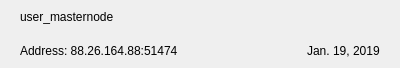
Above: src/qt/vitae/forms/mnrow.ui from VitaeTeam/Vitae before the change. Below: the same form after it.
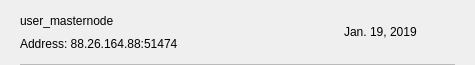
That is the form after the change. Icons and pictures are not drawn.

The edit to the form file:
```diff
--- a/src/qt/vitae/forms/mnrow.ui
+++ b/src/qt/vitae/forms/mnrow.ui
@@ -6,25 +6,73 @@
    <rect>
     <x>0</x>
     <y>0</y>
-    <width>400</width>
-    <height>68</height>
+    <width>475</width>
+    <height>65</height>
    </rect>
   </property>
   <property name="windowTitle">
    <string>Form</string>
   </property>
+  <property name="styleSheet">
+   <string notr="true"/>
+  </property>
+  <layout class="QVBoxLayout" name="verticalLayout_2">
+   <property name="spacing">
+    <number>0</number>
+   </property>
+   <property name="leftMargin">
+    <number>20</number>
+   </property>
+   <property name="topMargin">
+    <number>0</number>
+   </property>
+   <property name="rightMargin">
+    <number>20</number>
+   </property>
+   <property name="bottomMargin">
+    <number>0</number>
+   </property>
+   <item>
+    <widget class="QFrame" name="frame_2">
+     <property name="styleSheet">
+      <string notr="true">border:none;</string>
+     </property>
+     <property name="frameShape">
+      <enum>QFrame::StyledPanel</enum>
+     </property>
+     <property name="frameShadow">
+      <enum>QFrame::Raised</enum>
+     </property>
+     <layout class="QHBoxLayout" name="horizontalLayout">
+      <property name="leftMargin">
+       <number>0</number>
+      </property>
+      <property name="rightMargin">
+       <number>0</number>
+      </property>
+      <item>
+       <widget class="QFrame" name="frame">
+        <property name="styleSheet">
+         <string notr="true">border:none;padding:0px;</string>
+        </property>
+        <property name="frameShape">
+         <enum>QFrame::StyledPanel</enum>
+        </property>
+        <property name="frameShadow">
+         <enum>QFrame::Raised</enum>
+        </property>
   <layout class="QVBoxLayout" name="verticalLayout">
    <property name="spacing">
     <number>0</number>
    </property>
    <property name="leftMargin">
-    <number>20</number>
+          <number>0</number>
    </property>
    <property name="topMargin">
     <number>0</number>
    </property>
    <property name="rightMargin">
-    <number>20</number>
+          <number>0</number>
    </property>
    <property name="bottomMargin">
     <number>0</number>
@@ -37,14 +85,15 @@
     </widget>
    </item>
    <item>
-    <layout class="QHBoxLayout" name="horizontalLayout">
-     <item>
       <widget class="QLabel" name="labelAddress">
        <property name="text">
         <string>Address: 88.26.164.88:51474</string>
        </property>
       </widget>
      </item>
+        </layout>
+       </widget>
+      </item>
      <item>
       <spacer name="horizontalSpacer">
        <property name="orientation">
@@ -65,8 +114,54 @@
        </property>
       </widget>
      </item>
-    </layout>
+      <item>
+       <widget class="QPushButton" name="pushButtonMenu">
+        <property name="styleSheet">
+         <string notr="true">border:none; background-color:transparent; padding:0px;</string>
+        </property>
+        <property name="text">
+         <string/>
+        </property>
+        <property name="icon">
+         <iconset resource="../../pivx.qrc">
+          <normaloff>:/ic-menu-hover</normaloff>:/ic-menu-hover</iconset>
+        </property>
+        <property name="iconSize">
+         <size>
+          <width>24</width>
+          <height>24</height>
+         </size>
+        </property>
+       </widget>
+      </item>
+     </layout>
+    </widget>
    </item>
+   <item>
+    <widget class="QLabel" name="lblDivisory">
+     <property name="minimumSize">
+      <size>
+       <width>0</width>
+       <height>1</height>
+      </size>
+     </property>
+     <property name="maximumSize">
+      <size>
+       <width>16777215</width>
+       <height>1</height>
+      </size>
+     </property>
+     <property name="styleSheet">
+      <string notr="true">background-color:#bababa;</string>
+     </property>
+     <property name="text">
+      <string/>
+     </property>
+     <property name="alignment">
+      <set>Qt::AlignBottom|Qt::AlignLeading|Qt::AlignLeft</set>
+     </property>
+    </widget>
+   </item>
   </layout>
  </widget>
  <resources/>
```
Left out of the diff: 4 changed lines with no effect on the pictures. Lines whose indentation alone changed are shown as unchanged.
